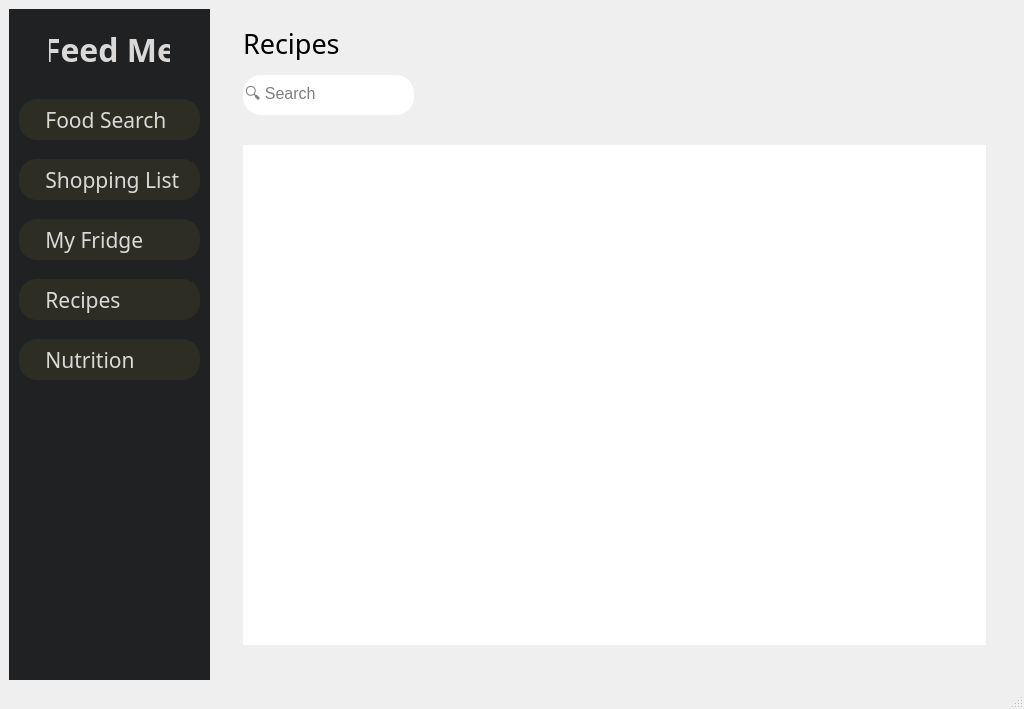
Before: the Qt Designer form src/pages/MainWindow.ui in AxisMaen/FeedMe, drawn with Qt 5.
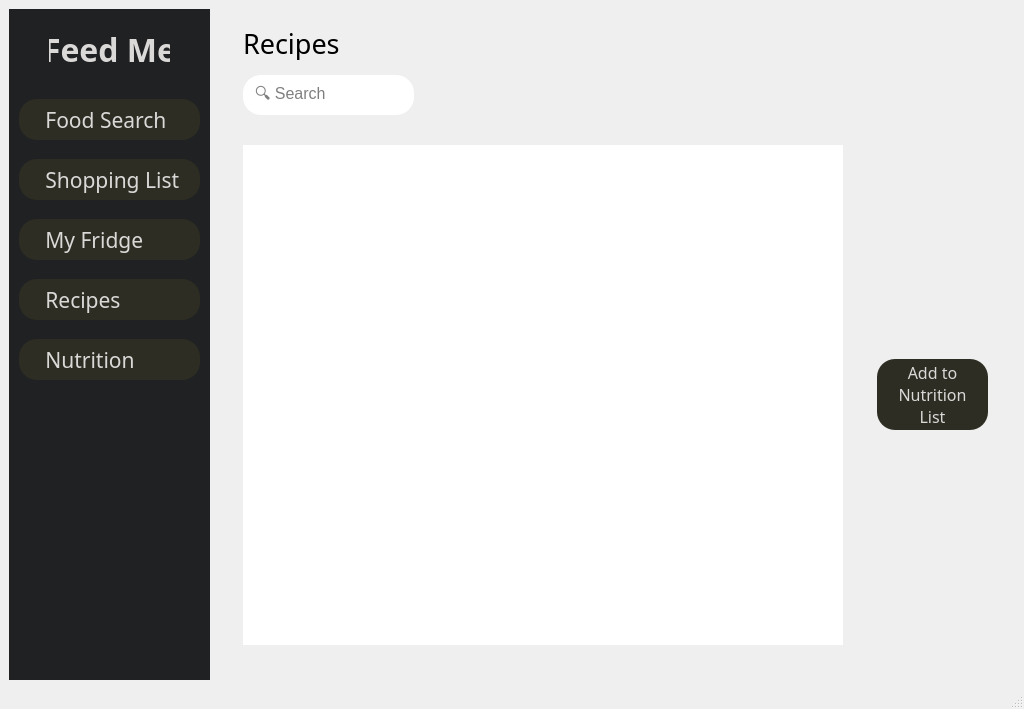
After: the same form once the commit is applied. The open tabs and pages were chosen to show the change. Icons and pictures are not drawn.

Commit message: FM-17 - adding add to nutrition list button

Diff of the .ui file:
```diff
--- a/src/pages/MainWindow.ui
+++ b/src/pages/MainWindow.ui
@@ -822,7 +822,7 @@
          <verstretch>0</verstretch>
         </sizepolicy>
        </property>
-       <layout class="QVBoxLayout" name="verticalLayout_14">
+       <layout class="QVBoxLayout" name="verticalLayout_9">
         <item>
          <widget class="QWidget" name="recipesPage" native="true">
           <property name="sizePolicy">
@@ -837,7 +837,7 @@
             <height>571</height>
            </size>
           </property>
-          <layout class="QVBoxLayout" name="verticalLayout_9">
+          <layout class="QVBoxLayout" name="verticalLayout_7">
            <item>
             <widget class="QLabel" name="recipesNameLabel">
              <property name="maximumSize">
@@ -898,7 +898,7 @@
                  </font>
                 </property>
                 <property name="styleSheet">
-                 <string notr="true">background-color: rgba(255, 255, 255, 255); border: 1px hidden; border-radius:18px;</string>
+                 <string notr="true">background-color: rgba(255, 255, 255, 255); border: 1px hidden; border-radius:18px; padding-left: 10px;</string>
                 </property>
                 <property name="cursorPosition">
                  <number>0</number>
@@ -924,11 +924,11 @@
              </property>
              <property name="minimumSize">
               <size>
-               <width>500</width>
-               <height>449</height>
+               <width>0</width>
+               <height>0</height>
               </size>
              </property>
-             <layout class="QVBoxLayout" name="verticalLayout_11">
+             <layout class="QHBoxLayout" name="horizontalLayout_16">
               <item>
                <widget class="QTableView" name="recipesTableView">
                 <property name="sizePolicy">
@@ -939,7 +939,7 @@
                 </property>
                 <property name="minimumSize">
                  <size>
-                  <width>743</width>
+                  <width>600</width>
                   <height>431</height>
                  </size>
                 </property>
@@ -969,6 +969,55 @@
                 </attribute>
                </widget>
               </item>
+              <item>
+               <spacer name="horizontalSpacer_2">
+                <property name="orientation">
+                 <enum>Qt::Horizontal</enum>
+                </property>
+                <property name="sizeHint" stdset="0">
+                 <size>
+                  <width>40</width>
+                  <height>20</height>
+                 </size>
+                </property>
+               </spacer>
+              </item>
+              <item>
+               <widget class="QPushButton" name="recipesAddToNutritionListButton">
+                <property name="minimumSize">
+                 <size>
+                  <width>111</width>
+                  <height>71</height>
+                 </size>
+                </property>
+                <property name="maximumSize">
+                 <size>
+                  <width>111</width>
+                  <height>71</height>
+                 </size>
+                </property>
+                <property name="font">
+                 <font>
+                  <family>Source Sans 3</family>
+                  <pointsize>12</pointsize>
+                 </font>
+                </property>
+                <property name="styleSheet">
+                 <string notr="true">QPushButton {
+color: #DBD9D8; background-color: #2d2d23; border: 1px hidden; border-radius:18px; text-align:center;
+}
+
+QPushButton:pressed {
+ background-color: #A6A6A6;
+}</string>
+                </property>
+                <property name="text">
+                 <string>Add to
+Nutrition
+List</string>
+                </property>
+               </widget>
+              </item>
              </layout>
             </widget>
            </item>
```
Left out of the diff: 10 changed lines with no effect on the pictures. The commit also changes 2 other files.
